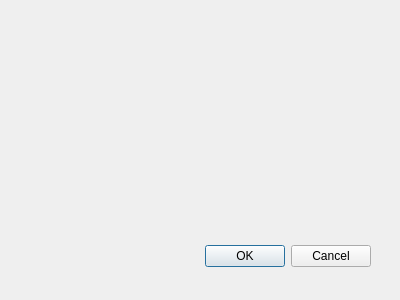
Before: the Qt Designer form src/editor/PropertiesDialog/propertiesdialog.ui in SkuratovichA/diagrams, drawn with Qt 5.
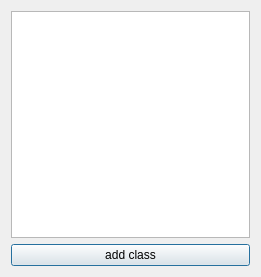
After: the same form once the commit is applied.

Commit message: connect `SequenceCanvas` and `ClassCanvas`, part 1

What changed in the file:
```diff
--- a/src/editor/PropertiesDialog/propertiesdialog.ui
+++ b/src/editor/PropertiesDialog/propertiesdialog.ui
@@ -8,29 +8,25 @@
    <rect>
     <x>0</x>
     <y>0</y>
-    <width>400</width>
-    <height>300</height>
+    <width>261</width>
+    <height>277</height>
    </rect>
   </property>
   <property name="windowTitle">
    <string>Dialog</string>
   </property>
-  <widget name="buttonBox" class="QDialogButtonBox">
-   <property name="geometry">
-    <rect>
-     <x>30</x>
-     <y>240</y>
-     <width>341</width>
-     <height>32</height>
-    </rect>
-   </property>
-   <property name="orientation">
-    <enum>Qt::Horizontal</enum>
-   </property>
-   <property name="standardButtons">
-    <set>QDialogButtonBox::Cancel|QDialogButtonBox::Ok</set>
-   </property>
-  </widget>
+  <layout class="QGridLayout" name="gridLayout">
+   <item row="0" column="0">
+    <widget class="QListWidget" name="listWidget"/>
+   </item>
+   <item row="1" column="0">
+    <widget class="QPushButton" name="pushButton">
+     <property name="text">
+      <string>add class</string>
+     </property>
+    </widget>
+   </item>
+  </layout>
  </widget>
  <pixmapfunction/>
  <resources/>
```
Left out of the diff: 44 changed lines with no effect on the pictures. The commit also changes 7 other files.
